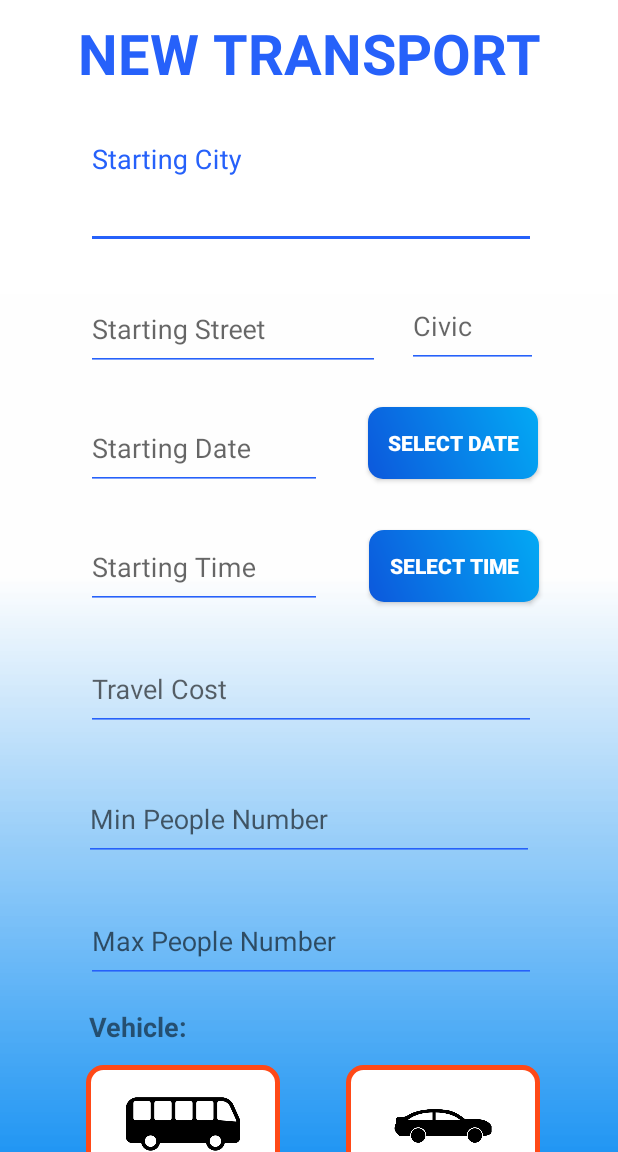
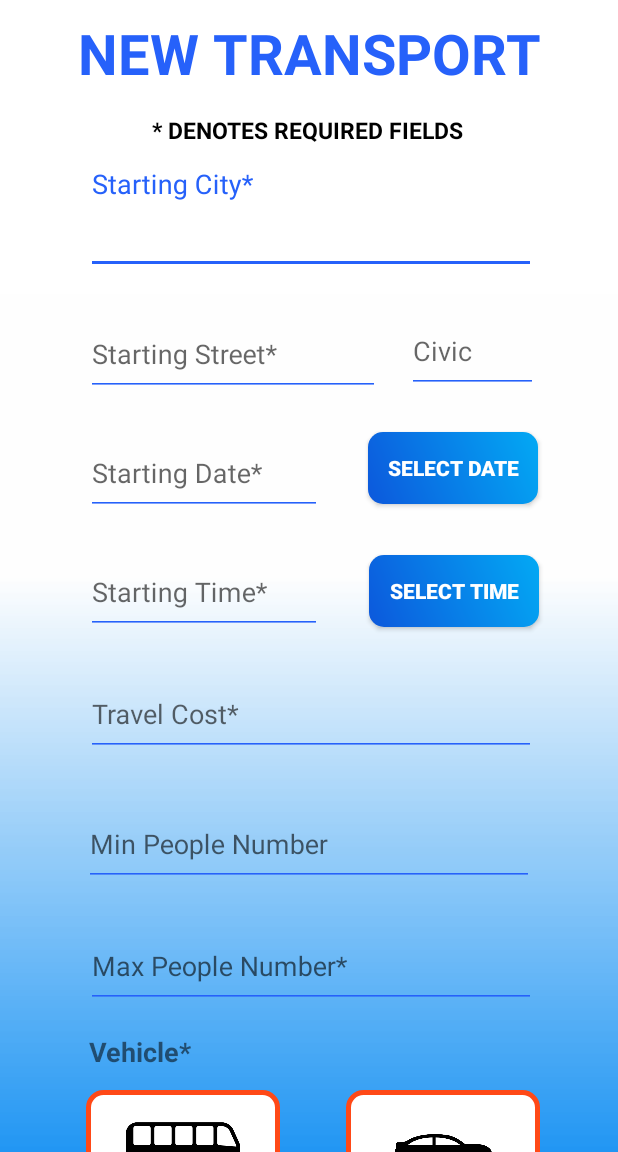
Before and after one commit to Canti17/WeWanTour-Project, an Android app: the add_transport screen opened directly, with no data from a screen before it, on a phone screen of 412 x 824 dp, the part 84-1236 px from its top. Run offline under Robolectric (Android 15) with nearby library versions, the phone set to English and light mode, and no system bars; our stand-ins replace Firebase (no records; nobody signed in at launch, a user with empty details on screens opened directly); Roboto replaces fonts that are not available here; 1 statement that could not run was skipped.

Commit message:
Graphic of Tour Details and not mandatory fields in add transport

```diff
--- a/WeWanTour/app/src/main/res/layout/activity_add_transport.xml
+++ b/WeWanTour/app/src/main/res/layout/activity_add_transport.xml
@@ -52,10 +52,10 @@
                     android:layout_width="wrap_content"
                     android:layout_height="wrap_content"
                     android:layout_marginTop="10dp"
-                    android:layout_marginBottom="35dp"
+                    android:layout_marginBottom="15dp"
                     android:fontFamily="@font/baloo"
                     android:text="NEW TRANSPORT"
-                    app:layout_constraintBottom_toTopOf="@+id/HintMovementTransportStartCity"
+                    app:layout_constraintBottom_toTopOf="@+id/textView6TransportAsterisc"
                     app:layout_constraintEnd_toEndOf="parent"
                     app:layout_constraintHorizontal_bias="0.500"
                     app:layout_constraintStart_toStartOf="parent"
@@ -78,7 +78,7 @@
                         <com.google.android.material.textfield.TextInputEditText
                             android:id="@+id/TransportStartCity"
                             style="@style/TextInputEditText"
-                            android:hint="Starting City"
+                            android:hint="Starting City*"
                             android:inputType="text"
                             android:textColorLink="#2661FA"
                             app:layout_constraintBottom_toBottomOf="parent"
@@ -105,7 +105,7 @@
                             android:id="@+id/TransportStartStreet"
                             style="@style/TextInputEditText"
                             android:layout_width="196dp"
-                            android:hint="Starting Street"
+                            android:hint="Starting Street*"
                             android:inputType="text"
                             android:textColorLink="#2661FA"
                             app:layout_constraintBottom_toBottomOf="parent"
@@ -179,7 +179,7 @@
                             android:cursorVisible="false"
                             android:focusable="false"
                             android:focusableInTouchMode="false"
-                            android:hint="Starting Date"
+                            android:hint="Starting Date*"
                             android:inputType="text"
                             android:textColorLink="#2661FA"
                             app:layout_constraintBottom_toBottomOf="parent"
@@ -226,7 +226,7 @@
                             android:cursorVisible="false"
                             android:focusable="false"
                             android:focusableInTouchMode="false"
-                            android:hint="Starting Time"
+                            android:hint="Starting Time*"
                             android:inputType="text"
                             android:textColorLink="#2661FA"
                             app:layout_constraintBottom_toBottomOf="parent"
@@ -251,7 +251,7 @@
                         <com.google.android.material.textfield.TextInputEditText
                             android:id="@+id/TransportCost"
                             style="@style/TextInputEditText"
-                            android:hint="Travel Cost"
+                            android:hint="Travel Cost*"
                             android:inputType="numberDecimal"
                             android:textColorLink="#2661FA"
                             app:layout_constraintBottom_toBottomOf="parent"
@@ -300,7 +300,7 @@
                         <com.google.android.material.textfield.TextInputEditText
                             android:id="@+id/TransportMaxPeople"
                             style="@style/TextInputEditText"
-                            android:hint="Max People Number"
+                            android:hint="Max People Number*"
                             android:inputType="number"
                             android:textColorLink="#2661FA"
                             app:layout_constraintBottom_toBottomOf="parent"
@@ -315,7 +315,7 @@
                     android:layout_width="300dp"
                     android:layout_height="wrap_content"
                     android:layout_marginBottom="13dp"
-                    android:text="Vehicle: "
+                    android:text="Vehicle*"
                     android:textAlignment="viewStart"
                     android:textAllCaps="false"
                     android:textSize="18sp"
@@ -383,11 +383,26 @@
                             android:cursorVisible="false"
                             android:focusable="false"
                             android:focusableInTouchMode="false"
-                            android:hint="Destination"
+                            android:hint="Destination*"
                             android:inputType="text"
                             android:textColorLink="#2661FA" />
 
                 </com.google.android.material.textfield.TextInputLayout>
+
+                <TextView
+                    android:id="@+id/textView6TransportAsterisc"
+                    android:layout_width="wrap_content"
+                    android:layout_height="wrap_content"
+                    android:layout_marginBottom="15dp"
+                    android:text="* denotes required fields"
+                    android:textAllCaps="true"
+                    android:textColor="#000000"
+                    android:textSize="15sp"
+                    android:textStyle="bold"
+                    app:layout_constraintBottom_toTopOf="@+id/HintMovementTransportStartCity"
+                    app:layout_constraintEnd_toEndOf="parent"
+                    app:layout_constraintHorizontal_bias="0.498"
+                    app:layout_constraintStart_toStartOf="parent" />
 
 
         </androidx.constraintlayout.widget.ConstraintLayout>
--- a/WeWanTour/app/src/main/res/layout/activity_tour_details.xml
+++ b/WeWanTour/app/src/main/res/layout/activity_tour_details.xml
@@ -110,7 +110,7 @@
                 <TextView
                     android:id="@+id/textViewStartPlace"
                     android:layout_width="wrap_content"
-                    android:layout_height="19dp"
+                    android:layout_height="25dp"
                     android:layout_marginTop="5dp"
                     android:text="Via della Giuliana, Rome"
                     android:textSize="18sp"
@@ -714,7 +714,8 @@
                     app:layout_constraintBottom_toBottomOf="parent"
                     app:layout_constraintEnd_toEndOf="parent"
                     app:layout_constraintStart_toStartOf="parent"
-                    app:layout_constraintTop_toBottomOf="@+id/constraintLayoutTourDetails3" />
+                    app:layout_constraintTop_toBottomOf="@+id/constraintLayoutTourDetails3"
+                    app:layout_constraintVertical_bias="0.100000024" />
 
                 <TextView
                     android:id="@+id/textViewTourDetailsRegistrationDirectLink"
```
Also changed, not shown: WeWanTour/app/src/main/java/com/example/wewantour9/add_transport.java (+6 -10 lines), WeWanTour/app/src/main/java/com/example/wewantour9/tour_details.java (+10 -1 lines), WeWanTour/app/src/main/res/layout/activity_add_tour.xml (+12 -10 lines).
